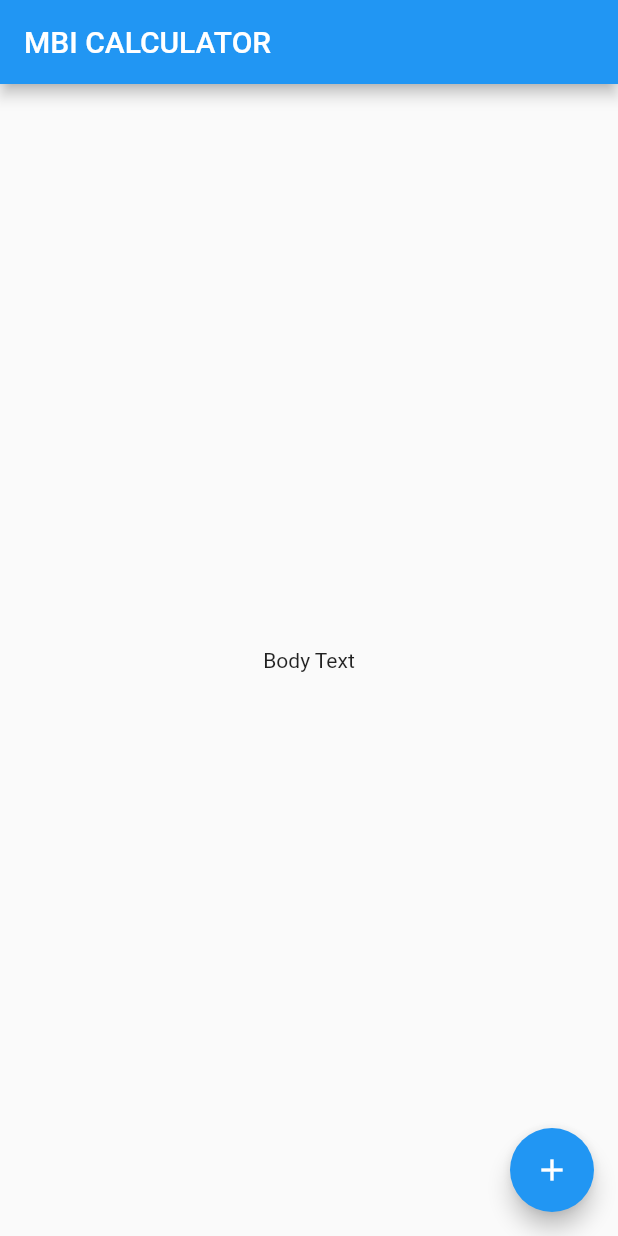
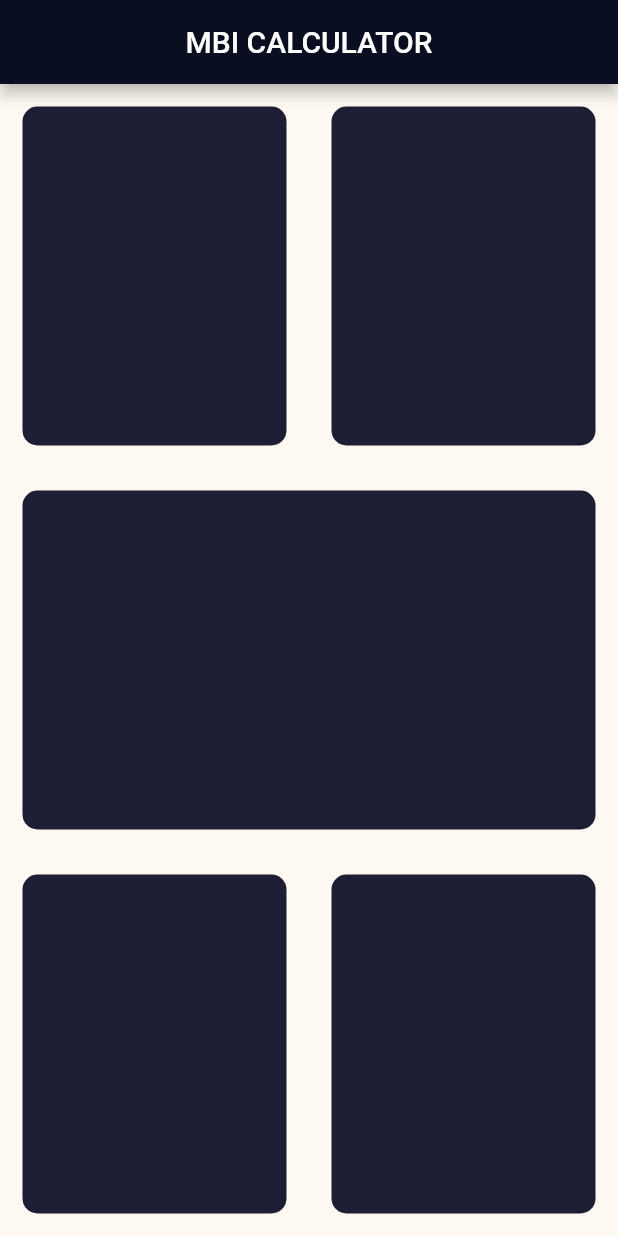
Before and after one commit to geekpius/bmi_calculator, a Flutter app: the screen it shows after launch, on a phone screen of 412 x 824 dp. Run offline on Flutter 3.47's test engine with Material 2 defaults, Android fonts, the phone set to English and light mode, and no system bars.

Commit message:
Custom card widget

```diff
--- /dev/null
+++ b/lib/input_page.dart
@@ -0,0 +1,67 @@
+import 'package:flutter/material.dart';
+
+class InputPage extends StatefulWidget {
+  @override
+  _InputPageState createState() => _InputPageState();
+}
+
+class _InputPageState extends State<InputPage> {
+  @override
+  Widget build(BuildContext context) {
+    return Scaffold(
+      appBar: AppBar(
+        title: Text('MBI CALCULATOR'),
+        centerTitle: true,
+      ),
+      body: Column(
+        children: <Widget>[
+          Expanded(
+            child: Row(
+              children: <Widget>[
+                ReusableCard(
+                  color: Color(0xFF1D1E33),
+                ),
+                ReusableCard(
+                  color: Color(0xFF1D1E33),
+                ),
+              ],
+            ),
+          ),
+          ReusableCard(
+            color: Color(0xFF1D1E33),
+          ),
+          Expanded(
+            child: Row(
+              children: <Widget>[
+                ReusableCard(
+                  color: Color(0xFF1D1E33),
+                ),
+                ReusableCard(
+                  color: Color(0xFF1D1E33),
+                ),
+              ],
+            ),
+          ),
+        ],
+      ),
+    );
+  }
+}
+
+class ReusableCard extends StatelessWidget {
+  final Color color;
+  ReusableCard({@required this.color});
+
+  @override
+  Widget build(BuildContext context) {
+    return Expanded(
+      child: Container(
+        margin: EdgeInsets.all(15),
+        decoration: BoxDecoration(
+          color: color,
+          borderRadius: BorderRadius.circular(10),
+        ),
+      ),
+    );
+  }
+}
--- a/lib/main.dart
+++ b/lib/main.dart
@@ -1,4 +1,5 @@
 import 'package:flutter/material.dart';
+import 'input_page.dart';
 
 void main() => runApp(BMICalculator());
 
@@ -6,29 +7,11 @@ class BMICalculator extends StatelessWidget {
   @override
   Widget build(BuildContext context) {
     return MaterialApp(
+      theme: ThemeData.dark().copyWith(
+        primaryColor: Color(0xFF0A0E21),
+        scaffoldBackgroundColor: Color(0xFF0A021),
+      ),
       home: InputPage(),
     );
   }
 }
-
-class InputPage extends StatefulWidget {
-  @override
-  _InputPageState createState() => _InputPageState();
-}
-
-class _InputPageState extends State<InputPage> {
-  @override
-  Widget build(BuildContext context) {
-    return Scaffold(
-      appBar: AppBar(
-        title: Text('MBI CALCULATOR'),
-      ),
-      body: Center(
-        child: Text('Body Text'),
-      ),
-      floatingActionButton: FloatingActionButton(
-        child: Icon(Icons.add),
-      ),
-    );
-  }
-}
```
